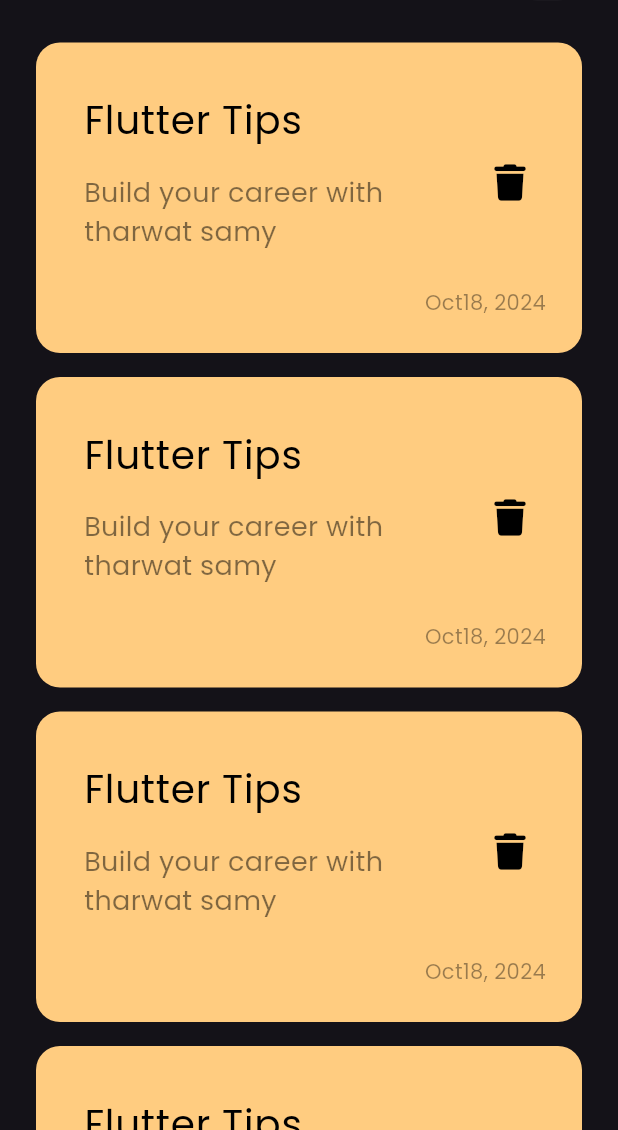
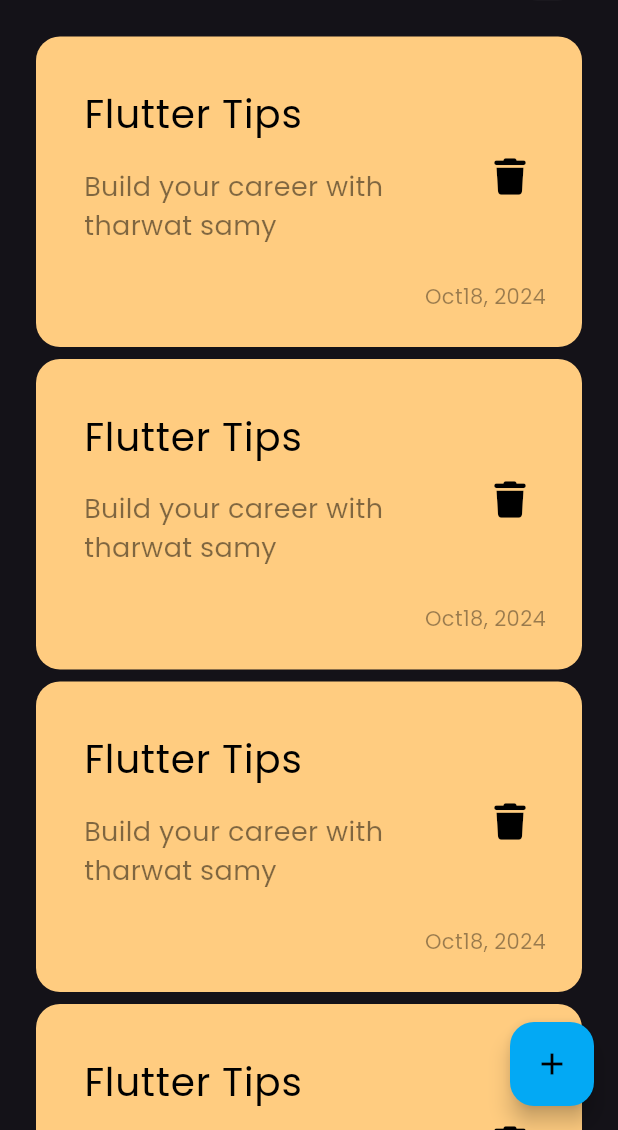
Before and after one commit to AmmarHabbab/NotesApp, a Flutter app: the screen it shows after launch, on a phone screen of 412 x 824 dp, the part 106-1236 px from its top. Run offline on Flutter 3.47's test engine with Material 3 defaults, Android fonts, the phone set to English and light mode, and no system bars; our stand-ins replace font_awesome_flutter.

Commit message:
Added Floating Action Button

```diff
--- a/lib/views/notes_view.dart
+++ b/lib/views/notes_view.dart
@@ -7,8 +7,16 @@ class NotesView extends StatelessWidget {
 
   @override
   Widget build(BuildContext context) {
-    return const Scaffold(
-      body: NotesViewBody(),
+    return Scaffold(
+      floatingActionButton: FloatingActionButton(
+        backgroundColor: Colors.lightBlue,
+        foregroundColor: Colors.black,
+        onPressed: () {},
+        child: const Icon(
+          Icons.add,
+        ),
+      ),
+      body: const NotesViewBody(),
     );
   }
 }
--- a/lib/widgets/notes_list_view.dart
+++ b/lib/widgets/notes_list_view.dart
@@ -4,12 +4,12 @@ import 'custom_note_item.dart';
 
 class NotesListView extends StatelessWidget {
   const NotesListView({super.key});
-
+  final data = const [Colors.accents, Colors.red, Colors.orange];
   @override
   Widget build(BuildContext context) {
     return ListView.builder(itemBuilder: (context, index) {
       return const Padding(
-        padding: EdgeInsets.symmetric(vertical: 8),
+        padding: EdgeInsets.symmetric(vertical: 4),
         child: NoteItem(),
       );
     });
```
